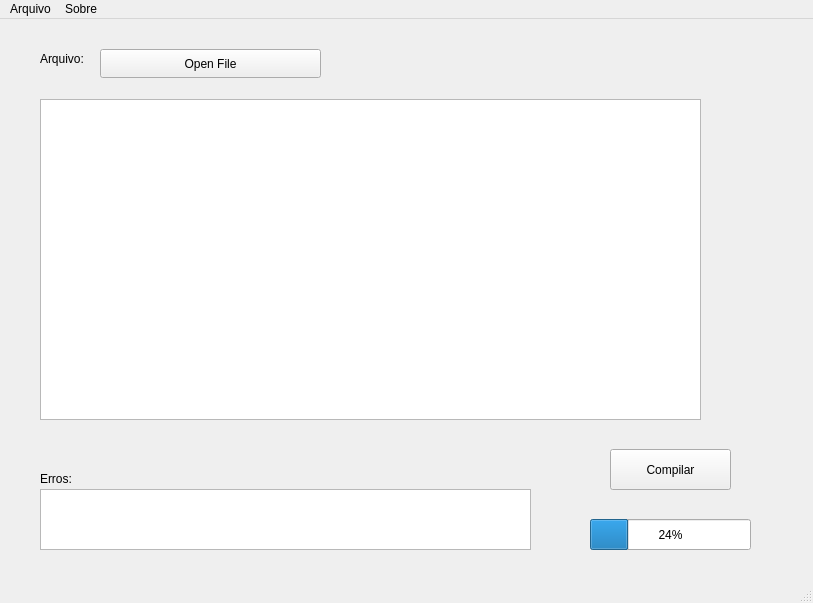
Old version of the form libs/mainwindow.ui in the repository HVicDias/Compilador.
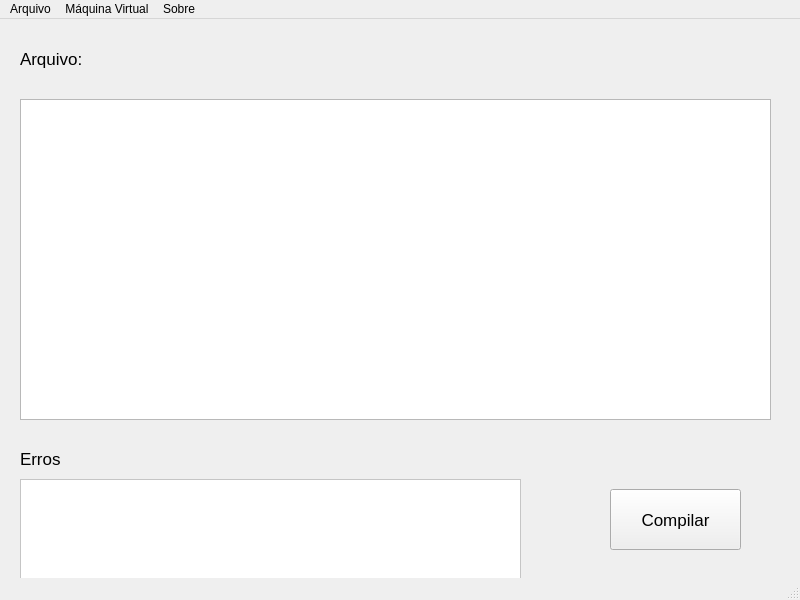
New version of the form. Custom widgets are drawn as their Qt base class.

Patch:
```diff
--- a/libs/mainwindow.ui
+++ b/libs/mainwindow.ui
@@ -6,8 +6,8 @@
             <rect>
                 <x>0</x>
                 <y>0</y>
-                <width>813</width>
-                <height>603</height>
+                <width>800</width>
+                <height>600</height>
             </rect>
         </property>
         <property name="windowTitle">
@@ -17,35 +17,27 @@
             <widget class="QLabel" name="arquivoLabel">
                 <property name="geometry">
                     <rect>
-                        <x>40</x>
+                        <x>20</x>
                         <y>30</y>
-                        <width>71</width>
+                        <width>81</width>
                         <height>20</height>
                     </rect>
                 </property>
+                <property name="font">
+                    <font>
+                        <pointsize>13</pointsize>
+                    </font>
+                </property>
                 <property name="text">
                     <string>Arquivo:</string>
                 </property>
             </widget>
-            <widget class="QPushButton" name="openFileButton">
+            <widget class="CodeEditor" name="CodeArea">
                 <property name="geometry">
                     <rect>
-                        <x>100</x>
-                        <y>30</y>
-                        <width>221</width>
-                        <height>29</height>
-                    </rect>
-                </property>
-                <property name="text">
-                    <string>Open File</string>
-                </property>
-            </widget>
-            <widget class="CodeEditor" name="codeArea">
-                <property name="geometry">
-                    <rect>
-                        <x>40</x>
+                        <x>20</x>
                         <y>80</y>
-                        <width>661</width>
+                        <width>751</width>
                         <height>321</height>
                     </rect>
                 </property>
@@ -53,50 +45,68 @@
             <widget class="QLabel" name="errorLabel">
                 <property name="geometry">
                     <rect>
-                        <x>40</x>
-                        <y>450</y>
+                        <x>20</x>
+                        <y>430</y>
                         <width>63</width>
                         <height>20</height>
                     </rect>
                 </property>
+                <property name="font">
+                    <font>
+                        <pointsize>13</pointsize>
+                    </font>
+                </property>
                 <property name="text">
-                    <string>Erros:</string>
+                    <string>Erros</string>
                 </property>
             </widget>
             <widget class="QPlainTextEdit" name="errorArea">
                 <property name="geometry">
                     <rect>
-                        <x>40</x>
+                        <x>20</x>
+                        <y>460</y>
+                        <width>501</width>
+                        <height>101</height>
+                    </rect>
+                </property>
+                <property name="styleSheet">
+                    <string notr="true">background-color: white</string>
+                </property>
+            </widget>
+            <widget class="QPushButton" name="CompilarButton">
+                <property name="geometry">
+                    <rect>
+                        <x>610</x>
                         <y>470</y>
-                        <width>491</width>
+                        <width>131</width>
                         <height>61</height>
                     </rect>
                 </property>
-            </widget>
-            <widget class="QPushButton" name="compilarButton">
-                <property name="geometry">
-                    <rect>
-                        <x>610</x>
-                        <y>430</y>
-                        <width>121</width>
-                        <height>41</height>
-                    </rect>
+                <property name="font">
+                    <font>
+                        <pointsize>13</pointsize>
+                    </font>
                 </property>
                 <property name="text">
                     <string>Compilar</string>
                 </property>
             </widget>
-            <widget class="QProgressBar" name="progressBar">
+            <widget class="QLabel" name="ArquivoName">
                 <property name="geometry">
                     <rect>
-                        <x>590</x>
-                        <y>500</y>
-                        <width>161</width>
-                        <height>31</height>
+                        <x>90</x>
+                        <y>30</y>
+                        <width>681</width>
+                        <height>20</height>
                     </rect>
                 </property>
-                <property name="value">
-                    <number>24</number>
+                <property name="font">
+                    <font>
+                        <pointsize>11</pointsize>
+                    </font>
+                </property>
+                <property name="text">
+                    <string/>
                 </property>
             </widget>
         </widget>
@@ -105,7 +115,7 @@
                 <rect>
                     <x>0</x>
                     <y>0</y>
-                    <width>813</width>
+                    <width>800</width>
                     <height>25</height>
                 </rect>
             </property>
@@ -123,7 +133,14 @@
                 </property>
                 <addaction name="actionSobre_o_Compilador"/>
             </widget>
+            <widget class="QMenu" name="menuMaquina_Virtual">
+                <property name="title">
+                    <string>Máquina Virtual</string>
+                </property>
+                <addaction name="actionAbrir_Maquina_Virtual"/>
+            </widget>
             <addaction name="menuArquivo"/>
+            <addaction name="menuMaquina_Virtual"/>
             <addaction name="menuSobre"/>
         </widget>
         <widget class="QStatusBar" name="statusbar"/>
```
Left out of the diff: 17 changed lines with no effect on the pictures.
